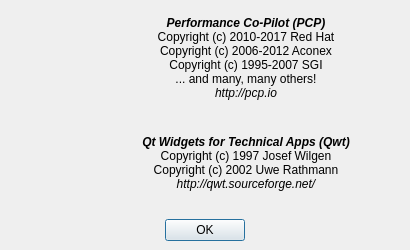
This is src/pmchart/seealsodialog.ui in performancecopilot/pcp as Qt 5 draws it before an edit. The edited form follows.
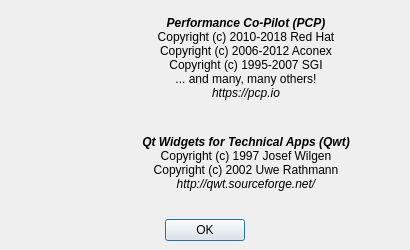
This is the edited form. Icons and pictures are not drawn.

Commit message: build: switch from http to https for pcp.io src references

Diff of the .ui file:
```diff
--- a/src/pmchart/seealsodialog.ui
+++ b/src/pmchart/seealsodialog.ui
@@ -118,11 +118,11 @@
            </property>
            <property name="text">
             <string>&lt;b&gt;&lt;i&gt;Performance Co-Pilot (PCP)&lt;/i&gt;&lt;/b&gt;&lt;br&gt;
-Copyright (c) 2010-2017 Red Hat&lt;br&gt;
+Copyright (c) 2010-2018 Red Hat&lt;br&gt;
 Copyright (c) 2006-2012 Aconex&lt;br&gt;
 Copyright (c) 1995-2007 SGI&lt;br&gt;
 ... and many, many others!&lt;br&gt;
-&lt;i&gt;http://pcp.io&lt;/i&gt;</string>
+&lt;i&gt;https://pcp.io&lt;/i&gt;</string>
            </property>
            <property name="alignment">
             <set>Qt::AlignCenter</set>
```
The commit also changes 8 other files.
